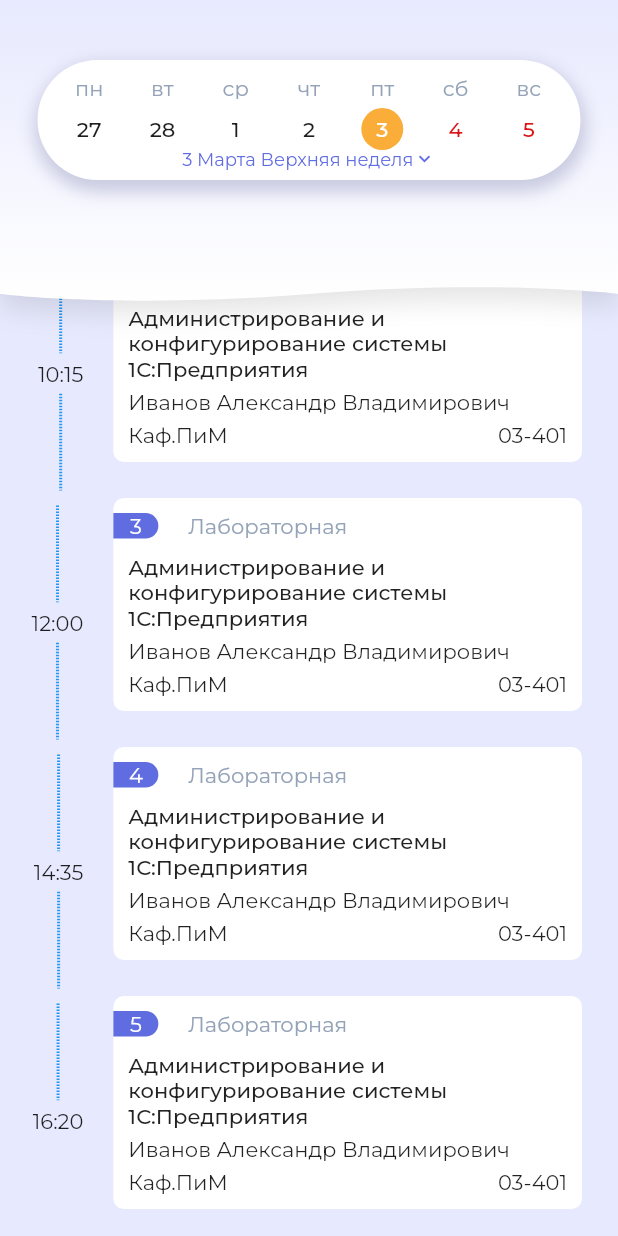
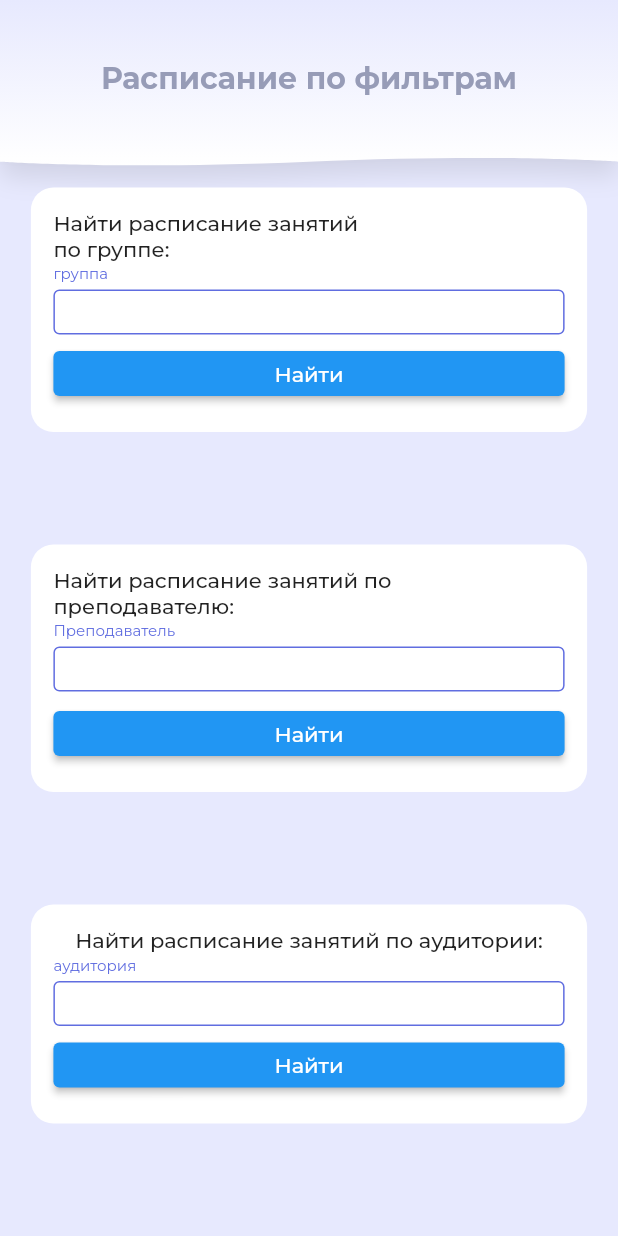
Before and after one commit to 0chuhh/scheddule_mobile, a Flutter app: the SchedulesScreen screen opened directly, on a phone screen of 412 x 824 dp. Run offline on Flutter 3.47's test engine with Material 2 defaults, Android fonts, the light colour scheme and no system bars; drawn by our look-alikes of table_calendar, timelines; our stand-ins replace gap.

Commit message:
feat(schedule) добавлена страница расписания

```diff
--- a/lib/screens/my_schedule_screen.dart
+++ b/lib/screens/my_schedule_screen.dart
@@ -15,18 +15,23 @@
     return Scaffold(
       backgroundColor: Styles.bgColor,
       extendBodyBehindAppBar: true,
-      body: Stack(children:<Widget>[
-        ScheduleList(),
-
+      body: Column(children: <Widget>[
+        Stack(children: <Widget>[
+          Padding(
+            padding: const EdgeInsets.only(top: 170),
+            child:  ScheduleList(),
+          ),
           CustomPaint(
             painter: AppBarPainter(),
             child: Container(
+              color: Colors.transparent,
               width: MediaQuery.of(context).size.width,
               height: 200,
             ),
           ),
           CollapsibleCalendar(),
         ]),
+      ]),
     );
   }
 }
--- a/lib/screens/schedules_screen.dart
+++ b/lib/screens/schedules_screen.dart
@@ -1,9 +1,12 @@
 import 'package:flutter/material.dart';
+import 'package:gap/gap.dart';
+import 'package:schedule_mobile/widgets/custom_autocomplete.dart';
 
 import '../utils/styles.dart';
 import '../widgets/app_bar_painter.dart';
 import '../widgets/collapsible_calendar/collapsible_calendar.dart';
 import '../widgets/schedule_list/schedule_list.dart';
+import '../widgets/schedule_search_cards.dart';
 
 class SchedulesScreen extends StatelessWidget {
   const SchedulesScreen({Key? key}) : super(key: key);
@@ -13,17 +16,28 @@
     return Scaffold(
       backgroundColor: Styles.bgColor,
       extendBodyBehindAppBar: true,
-      body: Stack(children:<Widget>[
-        ScheduleList(),
-
-        CustomPaint(
-          painter: AppBarPainter(),
-          child: Container(
-            width: MediaQuery.of(context).size.width,
-            height: 200,
+      body: Column(
+        mainAxisSize: MainAxisSize.max,
+        children: <Widget>[
+        Stack(children: <Widget>[
+          CustomPaint(
+            painter: AppBarPainter(),
+            child: Container(
+              margin: EdgeInsets.only(top: 40),
+              width: MediaQuery.of(context).size.width,
+              height: 70,
+              child: const Text(
+                'Расписание по фильтрам',
+                textAlign: TextAlign.center,
+                style: TextStyle(
+                    color: Color(0xFF979CB7),
+                    fontSize: 20,
+                    fontWeight: FontWeight.w800),
+              ),
+            ),
           ),
-        ),
-        CollapsibleCalendar(),
+        ]),
+        ScheduleSearchCards()
       ]),
     );
   }
--- /dev/null
+++ b/lib/widgets/custom_autocomplete.dart
@@ -0,0 +1,89 @@
+import 'package:flutter/material.dart';
+import 'package:gap/gap.dart';
+import 'package:schedule_mobile/utils/styles.dart';
+
+class CustomAutocomplete extends StatelessWidget {
+  const CustomAutocomplete({super.key, this.list = const [], this.label = ''});
+
+  final String label;
+  final List<String> list;
+
+  @override
+  Widget build(BuildContext context) {
+    return Column(
+        crossAxisAlignment: CrossAxisAlignment.start,
+        children: <Widget>[
+          Text(
+            label,
+            style: TextStyle(fontSize: 10, color: Styles.primaryColor),
+            textAlign: TextAlign.left,
+          ),
+          const Gap(5),
+          Autocomplete<String>(
+            optionsBuilder: (TextEditingValue textEditingValue) {
+              if (textEditingValue.text == '') {
+                return const Iterable<String>.empty();
+              }
+              if (list.length > 0){
+                return list.where((String option) {
+                  return option.contains(textEditingValue.text.toLowerCase());
+              });
+              }
+              return [];
+            },
+            fieldViewBuilder:
+                (context, textEditingController, focusNode, onFieldSubmitted) =>
+                    TextFormField(
+              controller: textEditingController,
+              decoration: InputDecoration(
+                contentPadding: const EdgeInsets.only(top: 0, left: 10),
+                constraints: const BoxConstraints(maxHeight: 30, maxWidth: 500),
+                focusedBorder: OutlineInputBorder(
+                  borderSide: BorderSide(color: Styles.accentColor, width: 1.0),
+                ),
+                enabledBorder: OutlineInputBorder(
+                  gapPadding: 0,
+                  borderSide: BorderSide(
+                    color: Styles.primaryColor,
+                    width: 1.0,
+                  ),
+                ),
+              ),
+              focusNode: focusNode,
+              onFieldSubmitted: (String value) {
+                onFieldSubmitted();
+                print('You just typed a new entry  $value');
+              },
+            ),
+            optionsViewBuilder: (context, onAutoCompleteSelect, options) {
+              return Align(
+                  alignment: Alignment.topLeft,
+                  child: Material(
+                    elevation: 4.0,
+                    // size works, when placed here below the Material widget
+                    child: Container(
+                        // I have the text field wrapped in a container with
+                        // EdgeInsets.all(20) so subtract 40 from the width for the width
+                        // of the text box. You could also just use a padding widget
+                        // with EdgeInsets.only(right: 20)
+                        width: MediaQuery.of(context).size.width * 0.75,
+                        child: ListView.separated(
+                          shrinkWrap: true,
+                          padding: const EdgeInsets.all(8.0),
+                          itemCount: options.length,
+                          separatorBuilder: (context, i) {
+                            return Divider();
+                          },
+                          itemBuilder: (BuildContext context, int index) {
+                            return Text('${list[index]}');
+                          },
+                        )),
+                  ));
+            },
+            onSelected: (String selection) {
+              debugPrint('You just selected $selection');
+            },
+          ),
+        ]);
+  }
+}
--- a/lib/widgets/schedule_list/schedule_list.dart
+++ b/lib/widgets/schedule_list/schedule_list.dart
@@ -53,7 +53,7 @@
   @override
   Widget build(BuildContext context) {
     return SizedBox(
-      height: MediaQuery.of(context).size.height * 1,
+      height: MediaQuery.of(context).size.height * 0.7,
       child: Expanded(
           flex: 1,
           child: Timeline.tileBuilder(
--- /dev/null
+++ b/lib/widgets/schedule_search_cards.dart
@@ -0,0 +1,118 @@
+import 'package:flutter/material.dart';
+import 'package:gap/gap.dart';
+import 'package:schedule_mobile/widgets/custom_autocomplete.dart';
+
+class ScheduleSearchCards extends StatefulWidget {
+@override
+  State<StatefulWidget> createState() {
+    return _ScheduleSearchCardsState();
+  }
+}
+
+class _ScheduleSearchCardsState extends State<ScheduleSearchCards>{
+
+  final bool fullTimeFormat = false;
+
+  @override
+  Widget build(BuildContext context) {
+    // TODO: implement build
+    return Container(
+          margin: EdgeInsets.only(top: 15),
+          height: MediaQuery.of(context).size.height-200,
+          child: Column(
+          mainAxisAlignment: MainAxisAlignment.spaceBetween,
+          children: [
+            Container(
+              padding: const EdgeInsets.all(15),
+              decoration: BoxDecoration(
+                  color: Colors.white, borderRadius: BorderRadius.circular(15)),
+              width: MediaQuery.of(context).size.width * 0.9,
+              child: Column(
+                crossAxisAlignment: CrossAxisAlignment.start,
+                children: <Widget>[
+                  const Text(
+                    'Найти расписание занятий \nпо группе:',
+                    style: TextStyle(fontWeight: FontWeight.w500),
+                    textAlign: TextAlign.left,
+                  ),
+                  const Gap(2),
+                  const CustomAutocomplete(list:['пи-20', 'пи-21', 'пи-22'],label:'группа'),
+                  const Gap(2),
+                  ElevatedButton(
+                    onPressed: () {},
+                    style: ElevatedButton.styleFrom(
+                      minimumSize: const Size.fromHeight(
+                          30), // fromHeight use double.infinity as width and 40 is the height
+                    ),
+                    child: const Text('Найти'),
+
+                  )
+                ],
+              ),
+            ),
+            Container(
+              padding: const EdgeInsets.all(15),
+              decoration: BoxDecoration(
+                  color: Colors.white, borderRadius: BorderRadius.circular(15)),
+              width: MediaQuery.of(context).size.width * 0.9,
+              child: Column(
+                children: <Widget>[
+                  const Text(
+                    'Найти расписание занятий по преподавателю:',
+                    style: TextStyle(fontWeight: FontWeight.w500),
+                  ),
+                  const Gap(2),
+                  const CustomAutocomplete(list:['пи-20', 'пи-21', 'пи-22'],label:'Преподаватель'),
+                  const Gap(2),
+        //            ListTile(
+        //   title: Row(
+        //     children: <Widget>[
+        //       Expanded(child: ElevatedButton(onPressed: () {},child: Text("Очная форма"), )),
+        //       Expanded(child: ElevatedButton(onPressed: () {},child: Text("Заочная форма"),)),
+        //     ],
+        //   ),
+        // ),
+                  const Gap(2),
+                  ElevatedButton(
+                    onPressed: () {},
+                    style: ElevatedButton.styleFrom(
+                      minimumSize: const Size.fromHeight(
+                          30), // fromHeight use double.infinity as width and 40 is the height
+                    ),
+                    child: const Text('Найти'),
+
+                  )
+                ],
+              ),
+            ),
+            Container(
+              padding: const EdgeInsets.all(15),
+              decoration: BoxDecoration(
+                  color: Colors.white, borderRadius: BorderRadius.circular(15)),
+              width: MediaQuery.of(context).size.width * 0.9,
+              child: Column(
+                children: <Widget>[
+                  const Text(
+                    'Найти расписание занятий по аудитории:',
+                    style: TextStyle(fontWeight: FontWeight.w500),
+                  ),
+                  const Gap(2),
+                  const CustomAutocomplete(list:['пи-20', 'пи-21', 'пи-22'],label:'аудитория'),
+                  const Gap(2),
+                  ElevatedButton(
+                    onPressed: () {},
+                    style: ElevatedButton.styleFrom(
+                      minimumSize: const Size.fromHeight(
+                          30), // fromHeight use double.infinity as width and 40 is the height
+                    ),
+                    child: const Text('Найти'),
+
+                  )
+                ],
+              ),
+            ),
+          ],
+        ),
+        );
+  }
+}
```
Lines whose indentation alone changed are shown as unchanged.
